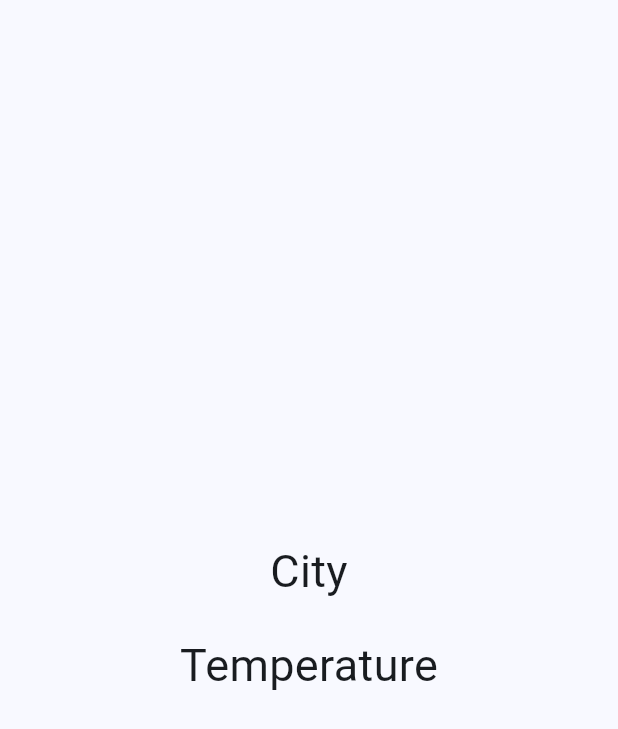
After one commit to JangSeonguk/weather_app, a Flutter app: the WeatherScreen screen opened directly, on a phone screen of 412 x 824 dp. The commit adds this screen. Shown: the top 729 px of the screen. Run offline on Flutter 3.47's test engine with Material 3 defaults, Android fonts, the phone set to English and light mode, and no system bars; our stand-ins replace geolocator; network calls fail.

Commit message:
weather_screen

```diff
--- /dev/null
+++ b/lib/screen/weather_screen.dart
@@ -0,0 +1,36 @@
+import 'package:flutter/material.dart';
+
+class WeatherScreen extends StatefulWidget {
+  const WeatherScreen({super.key, this.parseWeatherData});
+  final dynamic parseWeatherData;
+  @override
+  State<WeatherScreen> createState() => _WeatherScreenState();
+}
+
+class _WeatherScreenState extends State<WeatherScreen> {
+  @override
+  Widget build(BuildContext context) {
+    return const Scaffold(
+      body: SafeArea(
+        child: Center(
+          child: Column(
+            mainAxisAlignment: MainAxisAlignment.center,
+            children: [
+              Text(
+                "City",
+                style: TextStyle(fontSize: 30),
+              ),
+              SizedBox(
+                height: 20,
+              ),
+              Text(
+                "Temperature",
+                style: TextStyle(fontSize: 30),
+              )
+            ],
+          ),
+        ),
+      ),
+    );
+  }
+}
--- a/pubspec.yaml
+++ b/pubspec.yaml
@@ -36,6 +36,7 @@ dependencies:
   # Use with the CupertinoIcons class for iOS style icons.
   cupertino_icons: ^1.0.8
   geolocator: ^13.0.1
+  http: ^1.2.2
 
 dev_dependencies:
   flutter_test:
```
Also changed, not shown: lib/data/my_location.dart (added, +30 -0 lines), lib/data/network.dart (added, +16 -0 lines), lib/screen/loading.dart (+38 -2 lines), pubspec.lock, 2 other files.
